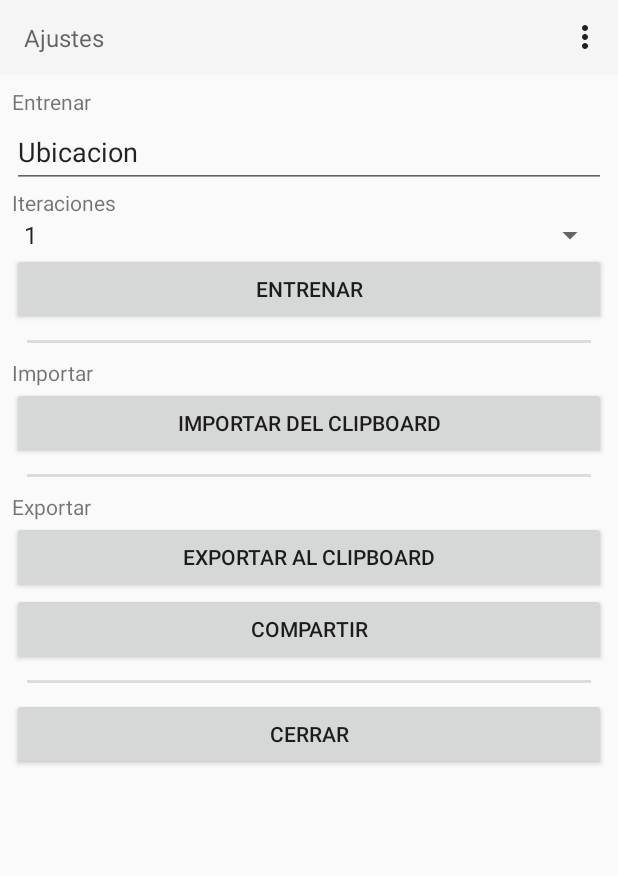
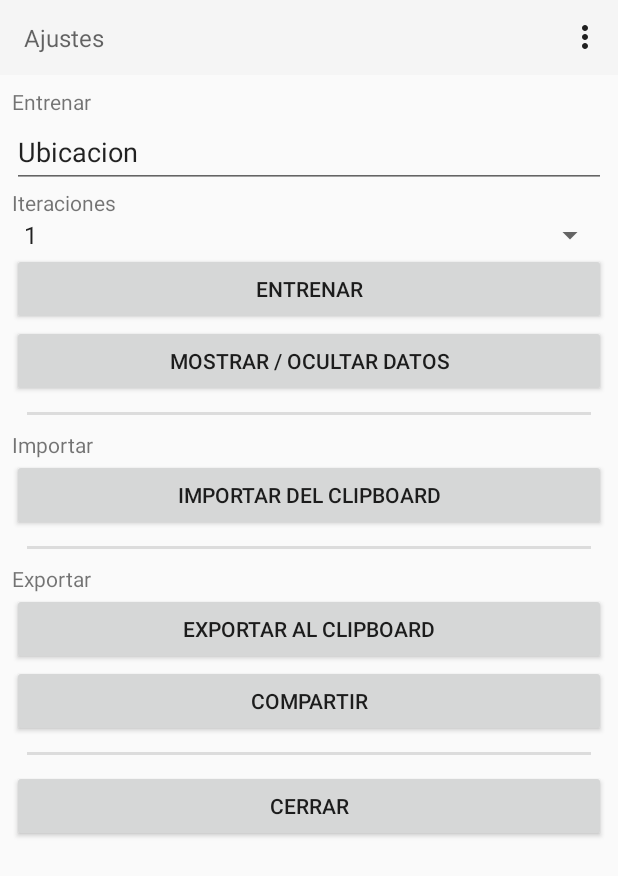
Before and after one commit to gabiOllier/proyecto-UPA, an Android app: the screen it shows after launch (MainActivity), in the options menu, after a tap on "Ajustes", on a phone screen of 412 x 824 dp. Shown: the top 876 px of the screen. Run offline under Robolectric (Android 15) with nearby library versions, the phone set to English and light mode, and no system bars.

Commit message:
Visualizacion de datos entrenados en configuracion

```diff
--- a/app/src/main/java/ar/edu/info/lidi/upa/MainActivity.java
+++ b/app/src/main/java/ar/edu/info/lidi/upa/MainActivity.java
@@ -1,32 +1,28 @@
 package ar.edu.info.lidi.upa;
 
-import androidx.activity.result.ActivityResultCallback;
-import androidx.activity.result.ActivityResultLauncher;
-import androidx.activity.result.contract.ActivityResultContracts;
-import androidx.annotation.Nullable;
+
 import androidx.appcompat.app.AppCompatActivity;
 import androidx.appcompat.widget.Toolbar;
 import androidx.core.app.ActivityCompat;
 import androidx.core.content.ContextCompat;
 
 import android.Manifest;
+import android.annotation.SuppressLint;
 import android.content.ClipData;
 import android.content.ClipDescription;
 import android.content.ClipboardManager;
 import android.content.Context;
 import android.content.Intent;
 import android.content.pm.PackageManager;
-import android.net.Uri;
 import android.os.Bundle;
-import android.os.Environment;
 import android.speech.tts.TextToSpeech;
 import android.view.View;
 import android.widget.ArrayAdapter;
 import android.widget.Button;
 import android.widget.EditText;
+import android.widget.ScrollView;
 import android.widget.Spinner;
 
-import java.io.File;
 
 import ar.edu.info.lidi.upa.assist.PositionAssistanceInterface;
 import ar.edu.info.lidi.upa.assist.ProcessCompletedCallBackInterface;
@@ -47,9 +43,11 @@ public class MainActivity extends AppCompatActivity implements ProcessCompletedC
     Button exportarAlClipboardButton;
     Button importarDelClipboardButton;
     Button compartir;
+    Button mostrarDatos;
     EditText ubicacionEditText;
+    EditText datosEditText;
     Spinner iterationsSpinner;
-
+    ScrollView scrollView;
 
     PositionAssistanceInterface posAssist;
     JSONExporter exporter;
@@ -88,20 +86,26 @@ public class MainActivity extends AppCompatActivity implements ProcessCompletedC
         exportarAlClipboardButton = findViewById(R.id.exportartAlClipboardButton);
         importarDelClipboardButton = findViewById(R.id.importarDelClipboardButton);
         compartir = findViewById(R.id.compartir);
+        mostrarDatos = findViewById(R.id.mostrarDatos);
         cerrarButton = findViewById(R.id.cerrarButton);
         ubicacionEditText = findViewById(R.id.ubicacionEditText);
         iterationsSpinner = findViewById(R.id.iterationsSpinner);
+        datosEditText = findViewById(R.id.datosEditText);
+        scrollView = findViewById(R.id.mainScrollView);
+
 
         String[] opciones = {"0", "1", "2", "3", "4", "5", "6", "7", "8", "9", "10"};
         ArrayAdapter<String> adaptador = new ArrayAdapter<>(this, android.R.layout.simple_spinner_item, opciones);
         adaptador.setDropDownViewResource(android.R.layout.simple_spinner_dropdown_item);
         iterationsSpinner.setAdapter(adaptador);
         iterationsSpinner.setSelection(1);
+        datosEditText.setVisibility(View.GONE);
 
         listener = new TTSListener();
         tts = new TextToSpeech(getBaseContext(), listener);
     }
 
+    @SuppressLint("ClickableViewAccessibility")
     protected void initEvents() {
         // Gestion de eventos
         toolbar.setOnMenuItemClickListener(item -> {
@@ -116,6 +120,17 @@ public class MainActivity extends AppCompatActivity implements ProcessCompletedC
         exportarAlClipboardButton.setOnClickListener(v -> exportToClipboard());
         importarDelClipboardButton.setOnClickListener(v -> importFromClipboard());
         compartir.setOnClickListener(v -> share());
+        mostrarDatos.setOnClickListener(v -> showHideData());
+
+        scrollView.setOnTouchListener((v, event) -> {
+            datosEditText.getParent().requestDisallowInterceptTouchEvent(true);
+            return false;
+        });
+
+        datosEditText.setOnTouchListener((v, event) -> {
+            v.getParent().requestDisallowInterceptTouchEvent(true);
+            return false;
+        });
     }
 
 
@@ -144,6 +159,10 @@ public class MainActivity extends AppCompatActivity implements ProcessCompletedC
         dondeEstoyButton.setVisibility(View.GONE);
     }
 
+    protected void showHideData() {
+        datosEditText.setVisibility(datosEditText.getVisibility() == View.GONE ? View.VISIBLE : View.GONE);
+    }
+
     protected void startTraining() {
         if (ubicacionEditText.getText().toString().trim().length()==0) {
             status("Se requiere ubicacion");
@@ -160,6 +179,8 @@ public class MainActivity extends AppCompatActivity implements ProcessCompletedC
 
     /** Estimar la posicion actual */
     public void estimateLocation() {
+        speak("Calculando...");
+        status("Calculando...");
         posAssist.locate(getBaseContext(), this);
     }
 
@@ -181,6 +202,11 @@ public class MainActivity extends AppCompatActivity implements ProcessCompletedC
         }
         iterationsSpinner.setSelection(totalIterations);
         status(message);
+        try {
+            datosEditText.setText(exporter.toJSON(posAssist.getTrainingSet()));
+        } catch (Exception e) {
+            e.printStackTrace();
+        }
     }
 
     @Override
@@ -214,6 +240,7 @@ public class MainActivity extends AppCompatActivity implements ProcessCompletedC
                 ClipData.Item item = clipboard.getPrimaryClip().getItemAt(0);
                 posAssist.setTrainingSet(importer.fromJSON(item.getText().toString()));
                 status("Copiado desde el clipboard!");
+                datosEditText.setText(item.getText().toString());
                 return;
             }
             status("Formato invalido");
--- a/app/src/main/res/layout/activity_main.xml
+++ b/app/src/main/res/layout/activity_main.xml
@@ -42,6 +42,7 @@
             app:layout_constraintVertical_bias="0.225" />
 
         <ScrollView
+            android:id="@+id/mainScrollView"
             android:layout_width="match_parent"
             android:layout_height="match_parent"
             android:layout_marginStart="8dp"
@@ -95,6 +96,26 @@
                     android:layout_width="match_parent"
                     android:layout_height="wrap_content"
                     android:text="@string/entrenar" />
+
+                <Button
+                    android:id="@+id/mostrarDatos"
+                    android:layout_width="match_parent"
+                    android:layout_height="wrap_content"
+                    android:text="@string/mostrarDatos" />
+
+                <EditText
+                    android:id="@+id/datosEditText"
+                    android:layout_width="match_parent"
+                    android:layout_height="200dp"
+                    android:ems="10"
+                    android:gravity="start|top"
+                    android:maxLines="8"
+                    android:inputType="none"
+                    android:textIsSelectable="true"
+                    android:focusable="false"
+                    android:longClickable="false"
+                    android:isScrollContainer="true"
+                    android:scrollbars="vertical" />
 
                 <View
                     android:layout_width="match_parent"
--- a/app/src/main/res/values/strings.xml
+++ b/app/src/main/res/values/strings.xml
@@ -1,6 +1,7 @@
 <resources>
     <string name="app_name">UPA</string>
     <string name="entrenar">Entrenar</string>
+    <string name="mostrarDatos">Mostrar / Ocultar datos</string>
     <string name="importar">Importar</string>
     <string name="importar_filename">upa_import_data.json</string>
     <string name="exportar">Exportar</string>
```
